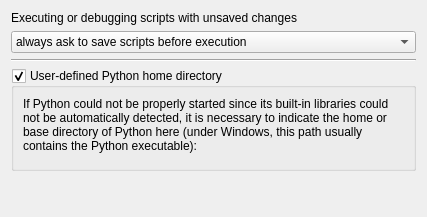
This is Qitom/ui/widgetPropPythonGeneral.ui in itom-project/itom as Qt 5 draws it before an edit. The edited form follows.
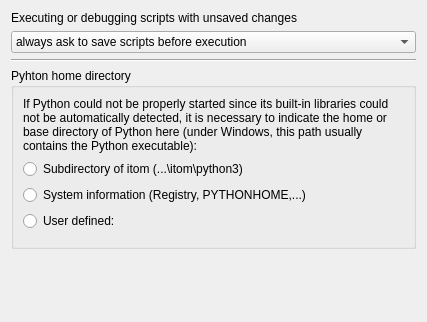
This is the edited form. Custom widgets are drawn as their Qt base class.

Commit message: added option for Python path as itom subdirectory

```diff
--- a/Qitom/ui/widgetPropPythonGeneral.ui
+++ b/Qitom/ui/widgetPropPythonGeneral.ui
@@ -6,8 +6,8 @@
    <rect>
     <x>0</x>
     <y>0</y>
-    <width>397</width>
-    <height>217</height>
+    <width>386</width>
+    <height>322</height>
    </rect>
   </property>
   <property name="windowTitle">
@@ -48,18 +48,15 @@
     </widget>
    </item>
    <item>
-    <widget class="QGroupBox" name="groupPyHome">
-     <property name="minimumSize">
-      <size>
-       <width>0</width>
-       <height>0</height>
-      </size>
+    <widget class="QGroupBox" name="groupBox">
+     <property name="sizePolicy">
+      <sizepolicy hsizetype="Preferred" vsizetype="Minimum">
+       <horstretch>0</horstretch>
+       <verstretch>0</verstretch>
+      </sizepolicy>
      </property>
      <property name="title">
-      <string>User-defined Python home directory</string>
-     </property>
-     <property name="checkable">
-      <bool>true</bool>
+      <string>Pyhton home directory</string>
      </property>
      <layout class="QVBoxLayout" name="verticalLayout">
       <item>
@@ -78,6 +75,27 @@
         </property>
        </widget>
       </item>
+      <item>
+       <widget class="QRadioButton" name="rbPyHomeSub">
+        <property name="text">
+         <string>Subdirectory of itom (...\itom\python3)</string>
+        </property>
+       </widget>
+      </item>
+      <item>
+       <widget class="QRadioButton" name="rbPyHomeSys">
+        <property name="text">
+         <string>System information (Registry, PYTHONHOME,...)</string>
+        </property>
+       </widget>
+      </item>
+      <item>
+       <widget class="QRadioButton" name="rbPyHomeUse">
+        <property name="text">
+         <string>User defined:</string>
+        </property>
+       </widget>
+      </item>
       <item>
        <widget class="PathLineEdit" name="pathLineEditPyHome">
         <property name="filters">
```
Left out of the diff: 2 changed lines with no effect on the pictures. The commit also changes 3 other files.
